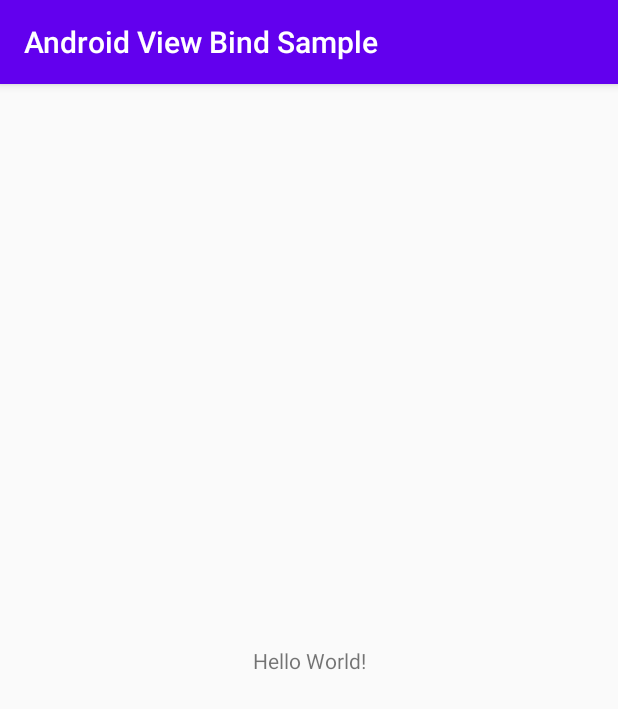
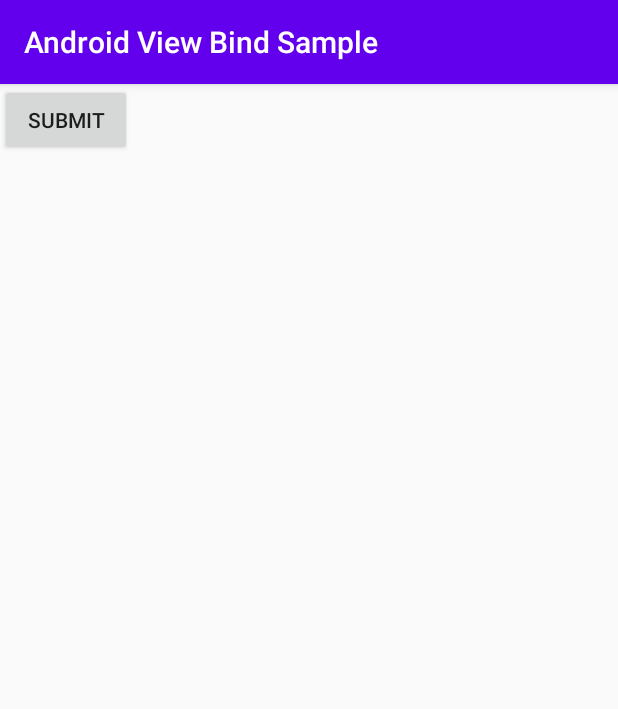
Before and after one commit to sadashi-ota/AndroidViewBindSample, an Android app: the screen it shows after launch (MainActivity), on a phone screen of 412 x 824 dp. Shown: the top 709 px of the screen. Run offline under Robolectric (Android 15) with nearby library versions, the phone set to English and light mode, and no system bars.

Commit message:
Add common layout for sample.

```diff
--- a/app/src/main/res/layout/activity_main.xml
+++ b/app/src/main/res/layout/activity_main.xml
@@ -1,18 +1,13 @@
 <?xml version="1.0" encoding="utf-8"?>
-<androidx.constraintlayout.widget.ConstraintLayout xmlns:android="http://schemas.android.com/apk/res/android"
-    xmlns:app="http://schemas.android.com/apk/res-auto"
-    xmlns:tools="http://schemas.android.com/tools"
+<LinearLayout xmlns:android="http://schemas.android.com/apk/res/android"
+    android:id="@+id/root_layout"
     android:layout_width="match_parent"
-    android:layout_height="match_parent"
-    tools:context=".MainActivity">
+    android:layout_height="match_parent">
 
-    <TextView
+    <Button
+        android:id="@+id/submit_button"
         android:layout_width="wrap_content"
         android:layout_height="wrap_content"
-        android:text="Hello World!"
-        app:layout_constraintBottom_toBottomOf="parent"
-        app:layout_constraintLeft_toLeftOf="parent"
-        app:layout_constraintRight_toRightOf="parent"
-        app:layout_constraintTop_toTopOf="parent" />
+        android:text="@string/text_submit_button" />
 
-</androidx.constraintlayout.widget.ConstraintLayout>
+</LinearLayout>
--- a/app/src/main/res/values/strings.xml
+++ b/app/src/main/res/values/strings.xml
@@ -1,3 +1,5 @@
 <resources>
     <string name="app_name">Android View Bind Sample</string>
+
+    <string name="text_submit_button">Submit</string>
 </resources>
```
